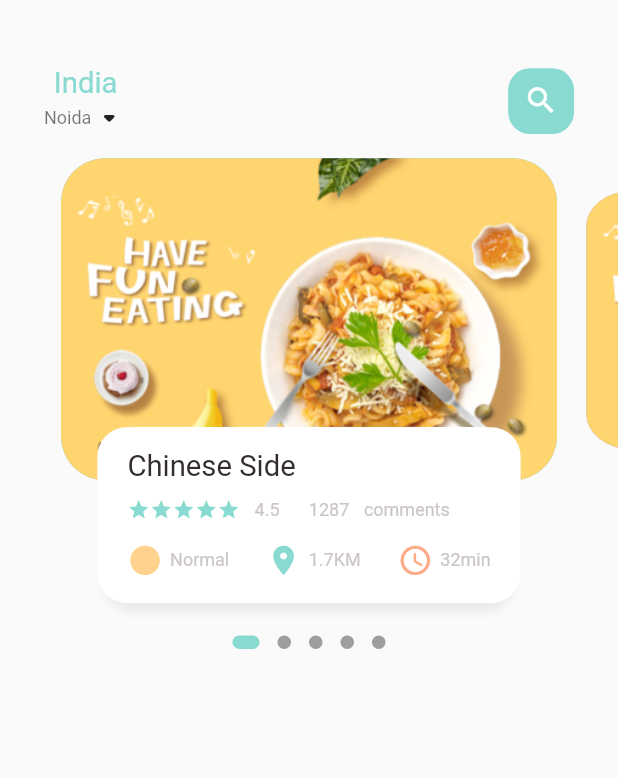
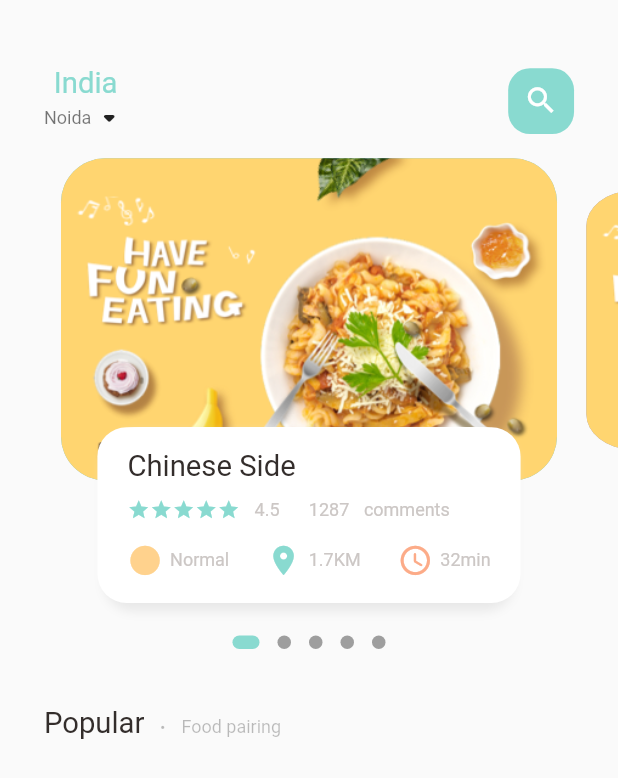
Before and after one commit to ManyuDhyani/Ecom-App, a Flutter app: the screen it shows after launch, on a phone screen of 412 x 824 dp. Shown: the top 778 px of the screen. Run offline on Flutter 3.47's test engine with Material 2 defaults, Android fonts, the phone set to English and light mode, and no system bars; drawn by our look-alikes of dots_indicator; our stand-ins replace get.

Commit message:
Popular heading.

```diff
--- a/lib/home/food_page_body.dart
+++ b/lib/home/food_page_body.dart
@@ -38,6 +38,7 @@ class _FoodPageBodyState extends State<FoodPageBody> {
   Widget build(BuildContext context) {
     return Column(
       children: [
+        // Slider Section
         Container(
           height: Dimensions.pageView,
           child: PageView.builder(
@@ -58,6 +59,27 @@ class _FoodPageBodyState extends State<FoodPageBody> {
                 borderRadius: BorderRadius.circular(5.0)),
           ),
         ),
+        SizedBox(height: Dimensions.height30),
+        // Popular heading
+        Container(
+          margin: EdgeInsets.only(left: Dimensions.width30),
+          child: Row(
+            crossAxisAlignment: CrossAxisAlignment.end,
+            children: [
+              BigText(text: "Popular"),
+              SizedBox(width: Dimensions.width10),
+              Container(
+                margin: const EdgeInsets.only(bottom: 3),
+                child: BigText(text: ".", color: Colors.black26),
+              ),
+              SizedBox(width: Dimensions.width10),
+              Container(
+                margin: const EdgeInsets.only(bottom: 2),
+                child: SmallText(text: "Food pairing", color: Colors.black26),
+              ),
+            ],
+          ),
+        )
       ],
     );
   }
```
